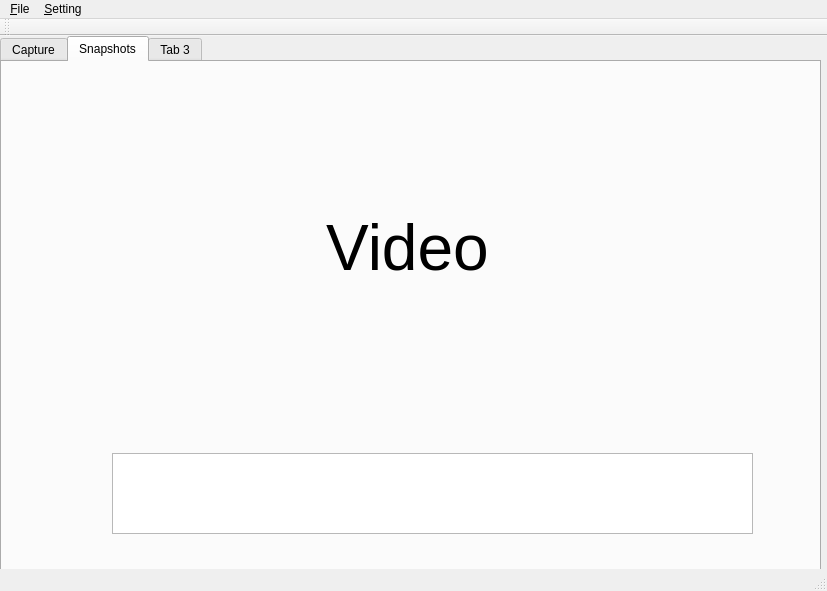
First picture: the form in mainwindow.ui, repository trivalchang/venus, before the edit.
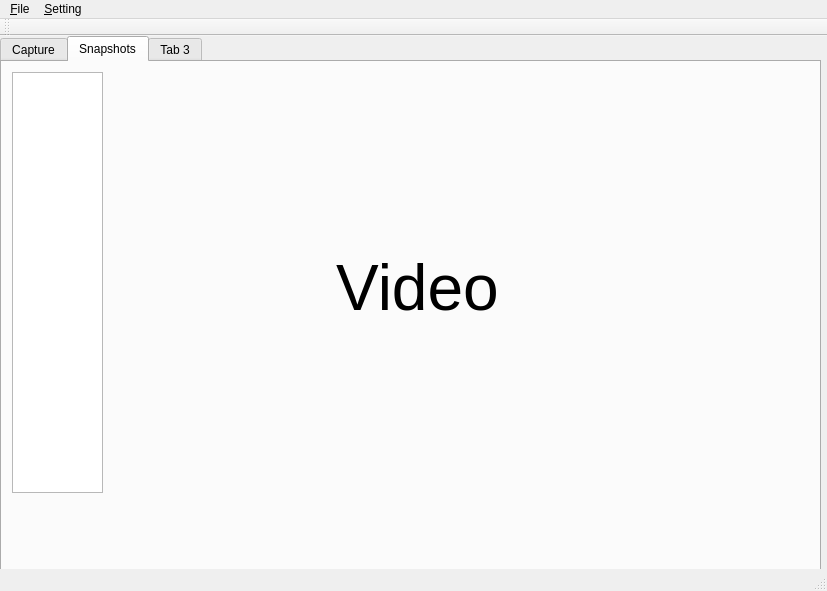
Second picture: the form after the edit. The open tabs and pages were chosen to show the change. Custom widgets are drawn as their Qt base class.

Patch:
```diff
--- a/mainwindow.ui
+++ b/mainwindow.ui
@@ -142,13 +142,51 @@
      <attribute name="title">
       <string>Snapshots</string>
      </attribute>
-     <widget class="ImageDisplayLabel" name="Snapshots">
+     <widget class="ImageViewListWidget" name="SnapshotList1">
       <property name="geometry">
        <rect>
-        <x>130</x>
+        <x>10</x>
         <y>10</y>
-        <width>551</width>
-        <height>351</height>
+        <width>91</width>
+        <height>421</height>
+       </rect>
+      </property>
+      <property name="styleSheet">
+       <string notr="true">QListWidget::item
+{
+    background: rgb(255,255,255); 
+}
+QListWidget::item:selected
+{
+    background: rgb(128,128,255);
+}</string>
+      </property>
+      <property name="lineWidth">
+       <number>3</number>
+      </property>
+      <property name="horizontalScrollBarPolicy">
+       <enum>Qt::ScrollBarAlwaysOff</enum>
+      </property>
+      <property name="alternatingRowColors">
+       <bool>true</bool>
+      </property>
+      <property name="flow">
+       <enum>QListView::TopToBottom</enum>
+      </property>
+      <property name="spacing">
+       <number>0</number>
+      </property>
+      <property name="selectionRectVisible">
+       <bool>false</bool>
+      </property>
+     </widget>
+     <widget class="ImageDisplayLabel" name="ImageEdit">
+      <property name="geometry">
+       <rect>
+        <x>120</x>
+        <y>10</y>
+        <width>591</width>
+        <height>431</height>
        </rect>
       </property>
       <property name="font">
@@ -166,27 +204,6 @@
        <set>Qt::AlignCenter</set>
       </property>
      </widget>
-     <widget class="QWidget" name="formLayoutWidget">
-      <property name="geometry">
-       <rect>
-        <x>70</x>
-        <y>50</y>
-        <width>160</width>
-        <height>80</height>
-       </rect>
-      </property>
-      <layout class="QFormLayout" name="formLayout"/>
-     </widget>
-     <widget class="QListWidget" name="listWidget">
-      <property name="geometry">
-       <rect>
-        <x>110</x>
-        <y>391</y>
-        <width>641</width>
-        <height>81</height>
-       </rect>
-      </property>
-     </widget>
     </widget>
     <widget class="QWidget" name="tab_3">
      <attribute name="title">
@@ -252,6 +269,11 @@
    <extends>QLabel</extends>
    <header>imagedisplaylabel.h</header>
   </customwidget>
+  <customwidget>
+   <class>ImageViewListWidget</class>
+   <extends>QListWidget</extends>
+   <header>imageviewlistwidget.h</header>
+  </customwidget>
  </customwidgets>
  <resources/>
  <connections/>
```
Left out of the diff: 2 changed lines with no effect on the pictures.
